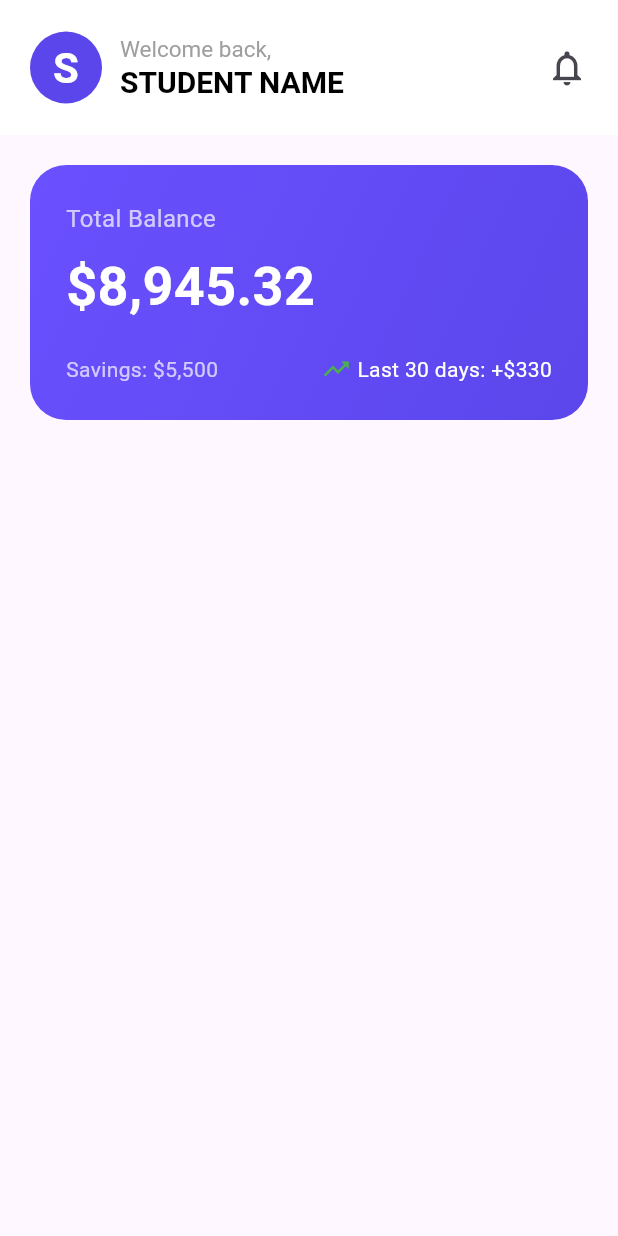
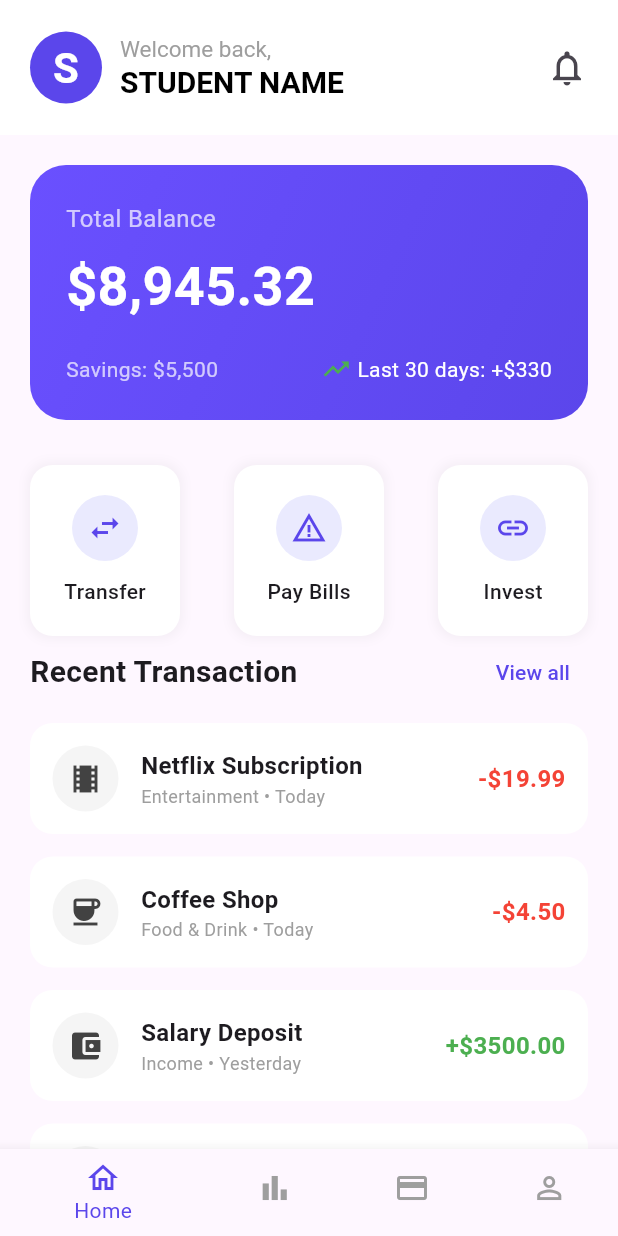
Before and after one commit to mb-shupto/assignment-two-flutter-UI-Masum-Bari-Supto-1930875, a Flutter app: the screen it shows after launch, on a phone screen of 412 x 824 dp. Run offline on Flutter 3.47's test engine with Material 3 defaults, Android fonts, the phone set to English and light mode, and no system bars.

Commit message:
completed initial necessary elements in the home screen

```diff
--- a/lib/screens/home_page.dart
+++ b/lib/screens/home_page.dart
@@ -1,6 +1,6 @@
 import 'package:flutter/material.dart';
 import 'package:assignment_two_flutter/widgets/action_button.dart';
-import 'package:assignment_two_flutter/widgets/balance_card.dart';
+import 'package:assignment_two_flutter/widgets/transaction_tile.dart';
 
 class HomePage extends StatefulWidget {
   const HomePage({super.key});
@@ -141,10 +141,107 @@ class _HomePageState extends State<HomePage> {
                 ],
               ),
             ),
+
+            const SizedBox(
+                height: 30),
+
+            Row(
+              mainAxisAlignment: MainAxisAlignment.spaceBetween,
+              children: const[
+                ActionButton(icon: Icons.swap_horiz, label: 'Transfer'),
+                ActionButton(icon: Icons.warning_amber, label: 'Pay Bills'),
+                ActionButton(icon: Icons.link, label: 'Invest'),
+              ],
+            ),
+
+
+
+
+            Row(
+              mainAxisAlignment: MainAxisAlignment.spaceBetween,
+              children: [
+                const Text('Recent Transaction',
+                  style: TextStyle(
+                      fontSize: 20,
+                      fontWeight: FontWeight.bold),
+                ),
+                TextButton(onPressed:(){} ,
+                    child: const Text('View all',
+                      style: TextStyle(
+                        color: primaryPurple),
+                    ),
+                ),
+              ],
+            ),
+
+            const SizedBox(height: 10),
+
+           TransactionTile(
+               icon: Icons.local_movies,
+               title: 'Netflix Subscription',
+               category: 'Entertainment • Today',
+               amount: '-\$19.99',
+               color: Colors.red),
+
+            TransactionTile(
+                icon: Icons.coffee,
+                title: 'Coffee Shop',
+                category: 'Food & Drink • Today',
+                amount: '-\$4.50',
+                color: Colors.red),
+
+            TransactionTile(
+                icon: Icons.account_balance_wallet,
+                title: 'Salary Deposit', category:'Income • Yesterday',
+                amount: '+\$3500.00',
+                color: Colors.green),
+
+            TransactionTile(
+                icon: Icons.local_grocery_store,
+                title: 'Grocery Store',
+                category: 'Shopping • Yesterday',
+                amount: '-\$55.00',
+                color: Colors.red),
+
+            TransactionTile(
+                icon: Icons.shopping_bag,
+                title: 'Amazon Purchase',
+                category: 'Shopping • 2 days ago',
+                amount: '-\$120.75',
+                color: Colors.red)
           ],
         ),
       ),
       ),
+
+      bottomNavigationBar: BottomNavigationBar(
+        currentIndex: _currentIndex,
+        selectedItemColor: primaryPurple,
+        unselectedItemColor: Colors.grey,
+        onTap: (index) {
+          setState(() {
+            _currentIndex = index;
+          });
+        },
+        items: const [
+          BottomNavigationBarItem(
+            icon: Icon(Icons.home_outlined),
+            label: 'Home',
+          ),
+          BottomNavigationBarItem(
+            icon: Icon(Icons.bar_chart_outlined),
+            label: 'Reports',
+          ),
+          BottomNavigationBarItem(
+            icon: Icon(Icons.credit_card_outlined),
+            label: 'Cards',
+          ),
+          BottomNavigationBarItem(
+            icon: Icon(Icons.person_outline),
+            label: 'Profile',
+          ),
+        ],
+      ),
     );
   }
 }
```
